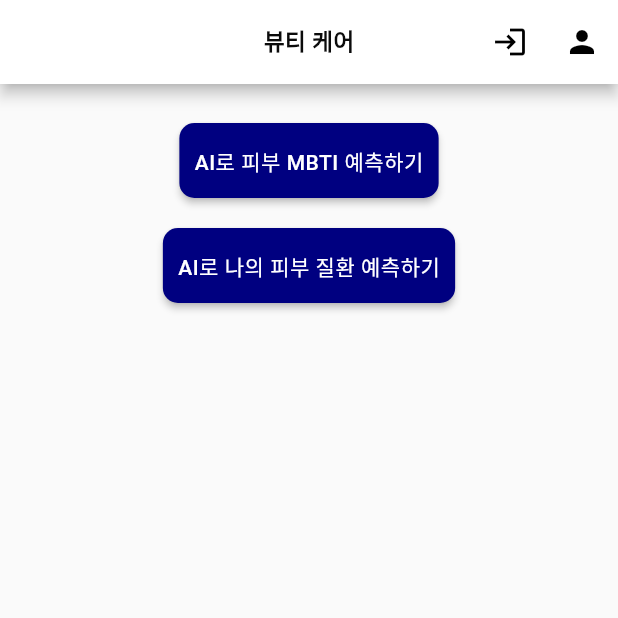
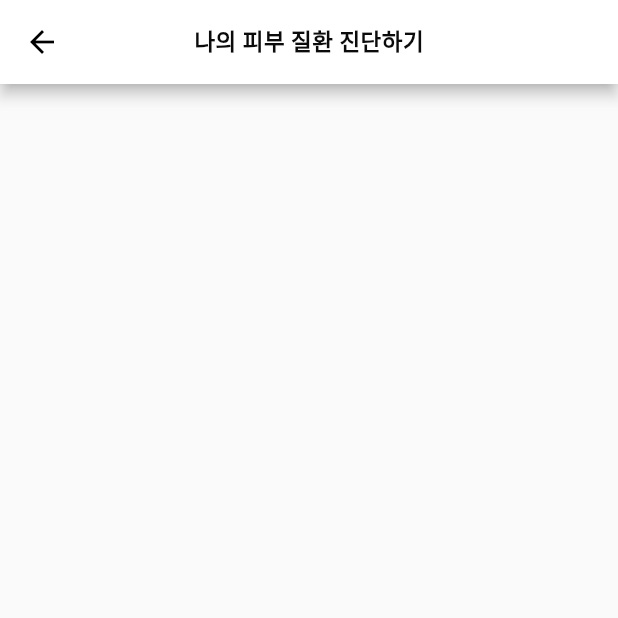
Before and after one commit to metasoft-official/beautycare-kiosk, a Flutter app: the screen it shows after launch, after a tap on "AI로 나의 피부 질환 예측하기", on a phone screen of 412 x 824 dp, the top half of it. Run offline on Flutter 3.47's test engine with Material 2 defaults, Android fonts, the phone set to English and light mode, and no system bars; our stand-ins replace dio, flutter_hooks, flutter_secure_storage, freezed_annotation, go_router, hooks_riverpod and 1 more; generated files the repository leaves out were written again; Roboto replaces fonts that are missing (Kufam, NotoSansKR).

Commit message:
feat: ai로 진단하기 페이지 추가

```diff
--- a/lib/common/const/router.dart
+++ b/lib/common/const/router.dart
@@ -3,7 +3,8 @@ import 'package:go_router/go_router.dart';
 import 'package:riverpod_project/common/view/home_page.dart';
 import 'package:riverpod_project/common/view/login_page.dart';
 import 'package:riverpod_project/common/view/register_page.dart';
-
+import 'package:riverpod_project/common/view/predict_skin_disease_page.dart';
+import 'package:riverpod_project/common/view/predict_skin_mbti_page.dart';
 import '../view/mypage_page.dart';
 
 final GoRouter router = GoRouter(
@@ -28,19 +29,14 @@ final GoRouter router = GoRouter(
       builder: (context, state) => const MypagePage(),
     ),
     GoRoute(
-      path: '/mypage',
-      name: MypagePage.routeName,
-      builder: (context, state) => const MypagePage(),
-    ),
-    GoRoute(
       path: '/predict-skin-mbti',
-      name: MypagePage.routeName,
-      builder: (context, state) => const MypagePage(),
+      name: PredictSkinMbtiPage.routeName,
+      builder: (context, state) => PredictSkinMbtiPage(),
     ),
     GoRoute(
       path: '/predict-skin-disease',
-      name: MypagePage.routeName,
-      builder: (context, state) => const MypagePage(),
+      name: PredictSkinDiseasePage.routeName,
+      builder: (context, state) => PredictSkinDiseasePage(),
     ),
   ],
 );
--- a/lib/common/view/home_page.dart
+++ b/lib/common/view/home_page.dart
@@ -47,7 +47,7 @@ class HomePage extends StatelessWidget {
                       mainAxisAlignment: MainAxisAlignment.center,
                       children: [
                         ElevatedButton(
-                          onPressed: () => context.pushNamed('survey'),
+                          onPressed: () => context.pushNamed('predictSkinMbti'),
                           child: const Text('AI로 피부 MBTI 예측하기'),
                         ),
                       ]),
@@ -58,7 +58,8 @@ class HomePage extends StatelessWidget {
                       mainAxisAlignment: MainAxisAlignment.center,
                       children: [
                         ElevatedButton(
-                          onPressed: () => context.pushNamed('survey'),
+                          onPressed: () =>
+                              context.pushNamed('predictSkinDisease'),
                           child: const Text('AI로 나의 피부 질환 예측하기'),
                         ),
                       ]),
--- /dev/null
+++ b/lib/common/view/predict_skin_disease_page.dart
@@ -0,0 +1,48 @@
+import 'package:flutter/material.dart';
+import 'package:hooks_riverpod/hooks_riverpod.dart';
+import 'package:flutter_secure_storage/flutter_secure_storage.dart';
+import 'package:go_router/go_router.dart';
+
+import '../provider/login_provider.dart';
+import '../layout/app_button_theme.dart';
+
+const myInputDecoration = InputDecoration(
+  border: OutlineInputBorder(),
+  filled: true,
+  fillColor: Colors.white,
+);
+
+final myTextStyle = TextStyle(color: Colors.blue, fontSize: 20);
+
+class PredictSkinDiseasePage extends ConsumerStatefulWidget {
+  static String get routeName => 'predictSkinDisease';
+
+  @override
+  _PredictSkinDiseasePageState createState() => _PredictSkinDiseasePageState();
+}
+
+class _PredictSkinDiseasePageState
+    extends ConsumerState<PredictSkinDiseasePage> {
+  //flutter_secure_storage 사용을 위한 초기화 작업
+  @override
+  void initState() {
+    super.initState();
+  }
+
+  @override
+  Widget build(BuildContext context) {
+    final userState = ref.watch(userNotifierProvider);
+
+    return Scaffold(
+      appBar: AppBar(
+        title: const Text('나의 피부 질환 진단하기'),
+      ),
+      body: Padding(
+        padding: const EdgeInsets.all(16.0),
+        child: Column(
+          children: <Widget>[],
+        ),
+      ),
+    );
+  }
+}
```
Also changed, not shown: lib/common/view/predict_skin_mbti_page.dart (added, +39 -0 lines).
